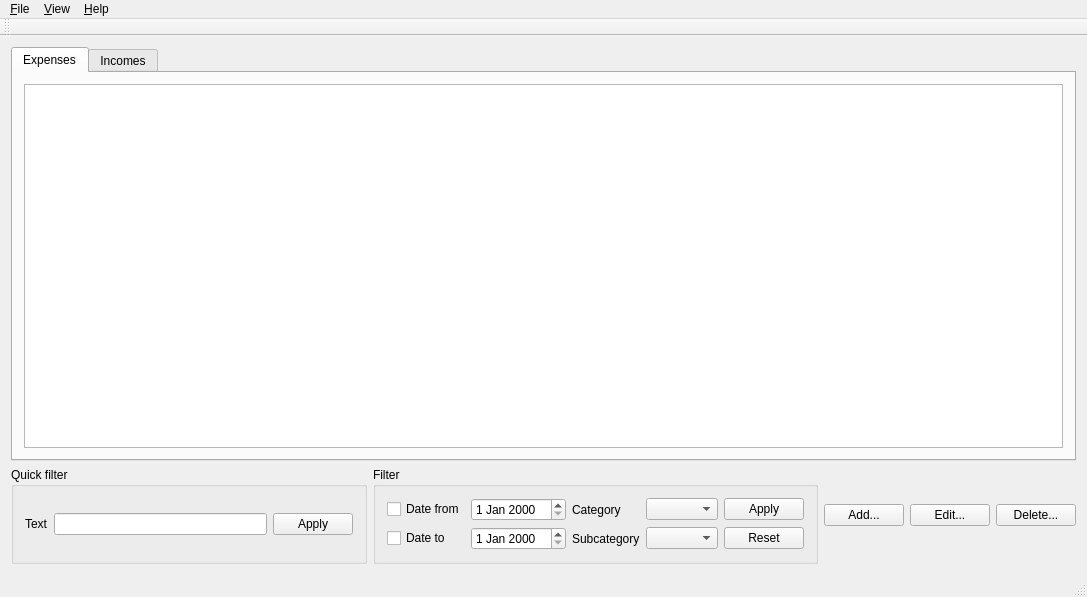
Above: app/mainwindow.ui from DarkHobbit/homewallet before the change. Below: the same form after it.
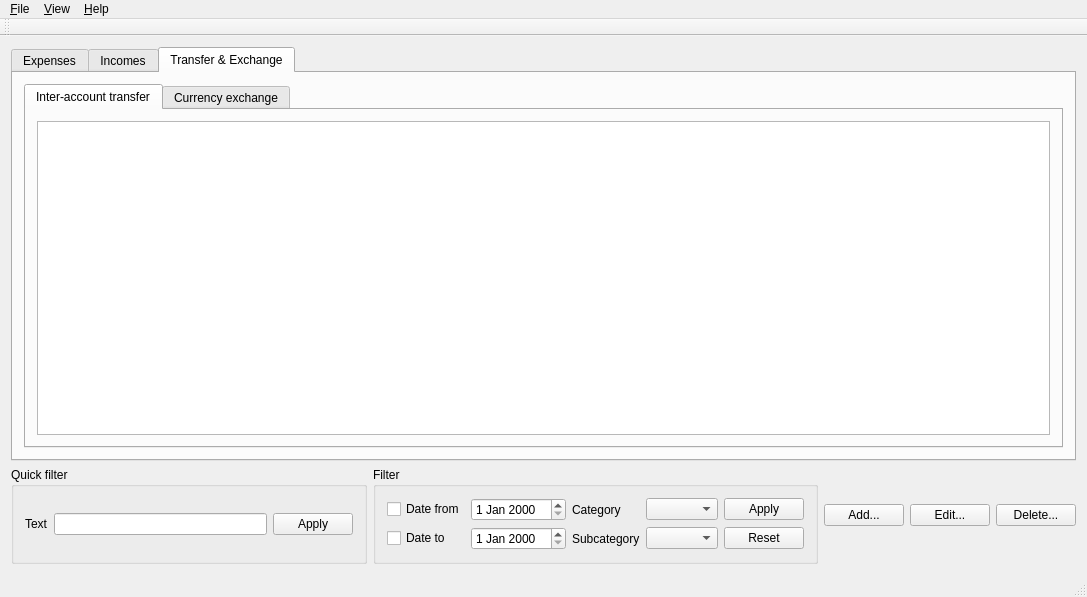
That is the form after the change. The open tabs and pages were chosen to show the change. Icons and pictures are not drawn.

Commit message: Transfer table show

```diff
--- a/app/mainwindow.ui
+++ b/app/mainwindow.ui
@@ -61,6 +61,48 @@
         </item>
        </layout>
       </widget>
+      <widget class="QWidget" name="tabTransferAndExchange">
+       <attribute name="title">
+        <string>Transfer &amp;&amp; Exchange</string>
+       </attribute>
+       <layout class="QVBoxLayout" name="verticalLayout_2">
+        <item>
+         <widget class="QTabWidget" name="tabWidgetTransferAndExchange">
+          <property name="currentIndex">
+           <number>0</number>
+          </property>
+          <widget class="QWidget" name="tabTransfer">
+           <attribute name="title">
+            <string>Inter-account transfer</string>
+           </attribute>
+           <layout class="QVBoxLayout" name="verticalLayout_3">
+            <item>
+             <widget class="QTableView" name="tvTransfer">
+              <property name="selectionBehavior">
+               <enum>QAbstractItemView::SelectRows</enum>
+              </property>
+             </widget>
+            </item>
+           </layout>
+          </widget>
+          <widget class="QWidget" name="tabExchange">
+           <attribute name="title">
+            <string>Currency exchange</string>
+           </attribute>
+           <layout class="QVBoxLayout" name="verticalLayout_4">
+            <item>
+             <widget class="QTableView" name="tvExchange">
+              <property name="selectionBehavior">
+               <enum>QAbstractItemView::SelectRows</enum>
+              </property>
+             </widget>
+            </item>
+           </layout>
+          </widget>
+         </widget>
+        </item>
+       </layout>
+      </widget>
      </widget>
     </item>
     <item>
```
Left out of the diff: 2 changed lines with no effect on the pictures. The commit also changes 7 other files.
